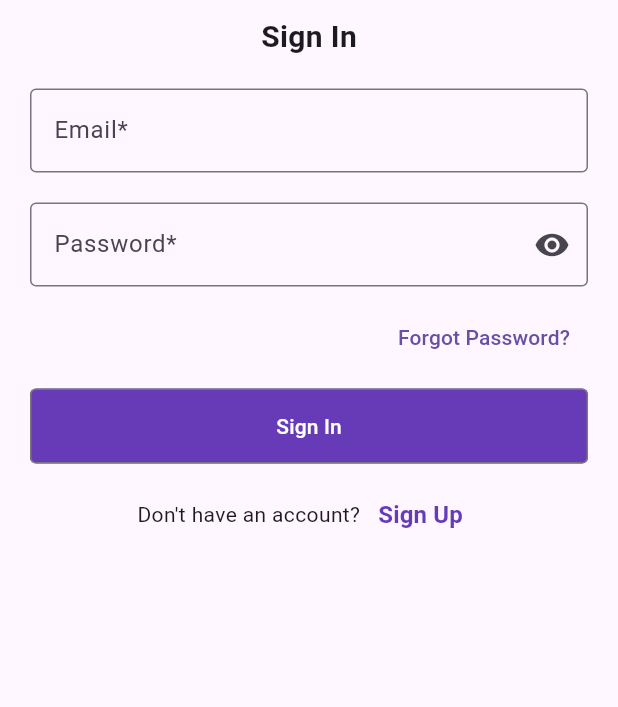
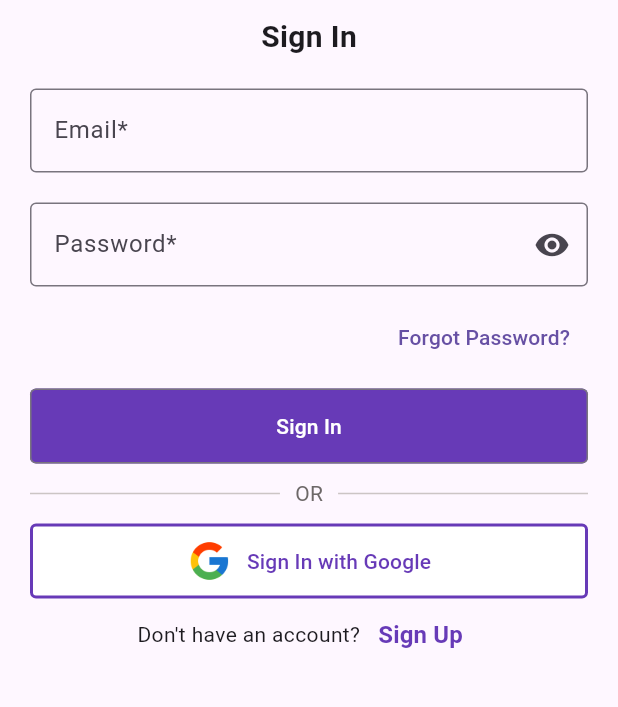
Before and after one commit to Rohan-mgr/flutter-final-project, a Flutter app: the first screen one second after launch, on a phone screen of 412 x 824 dp, the part 384-1091 px from its top. Run offline on Flutter 3.47's test engine with Material 3 defaults, Android fonts, the phone set to English and light mode, and no system bars; our stand-ins replace cloud_firestore, dio, file_picker, firebase_auth, firebase_core, firebase_storage and 7 more; missing offline and left inert: bcrypt, bootstrap_alert, external_path, mailer, otp; accounts and stored records are empty.

Commit message:
added google login

```diff
--- a/lib/screens/home_screen.dart
+++ b/lib/screens/home_screen.dart
@@ -6,6 +6,7 @@ import 'package:flutter_final_project/screens/profile_screen.dart';
 import 'package:flutter_final_project/screens/questions_screen.dart';
 import 'package:flutter_final_project/types/user.dart';
 import 'package:flutter_final_project/widgets/loader.dart';
+import 'package:google_sign_in/google_sign_in.dart';
 
 class Home extends StatefulWidget {
   final List<String>? initialBreadCrumbs;
@@ -163,6 +164,7 @@ class _HomeState extends State<Home> {
                     OutlinedButton(
                       onPressed: () async {
                         await Storage.remove('user');
+                        await GoogleSignIn().signOut();
                         Navigator.popAndPushNamed(context, "/");
                       },
                       style: OutlinedButton.styleFrom(
--- a/lib/screens/login_screen.dart
+++ b/lib/screens/login_screen.dart
@@ -17,6 +17,7 @@ class _LoginState extends State<Login> {
   bool _showPassword = false;
   String _errMsg = "";
   bool _isSubmitting = false;
+  bool _isGoogleSubmitting = false;
 
   final _formKey = GlobalKey<FormState>();
   final FirebaseAuthService _authService = FirebaseAuthService();
@@ -61,6 +62,29 @@ class _LoginState extends State<Login> {
         passwordController.clear();
         return null;
       }
+    }
+  }
+
+  void handleGoogleSignIn() async {
+    try {
+      setState(() {
+        _isGoogleSubmitting = true;
+      });
+      MyUser? user = await FirebaseAuthService().signInWithGoogle();
+      await Storage.setUser("user", user!);
+      Navigator.popAndPushNamed(context, "/home");
+
+      setState(() {
+        _isGoogleSubmitting = false;
+      });
+    } catch (error) {
+      print(error);
+      setState(() {
+        _isGoogleSubmitting = false;
+      });
+      Toastify(
+          context: context, msg: error.toString(), status: ToastStatus.error);
+      return null;
     }
   }
 
@@ -161,6 +185,54 @@ class _LoginState extends State<Login> {
                 child: _isSubmitting ? Loader() : Text('Sign In'),
               ),
               const SizedBox(height: 10.0),
+              Row(children: [
+                Expanded(
+                  child: Divider(
+                    color: Color.fromARGB(255, 204, 197, 197),
+                  ),
+                ),
+                const SizedBox(width: 10.0),
+                Text(
+                  "OR",
+                  style: TextStyle(color: Color.fromARGB(255, 109, 104, 104)),
+                ),
+                const SizedBox(width: 10.0),
+                Expanded(
+                  child: Divider(
+                    color: Color.fromARGB(255, 204, 197, 197),
+                  ),
+                ),
+              ]),
+              const SizedBox(height: 10.0),
+              OutlinedButton(
+                style: OutlinedButton.styleFrom(
+                  backgroundColor: Colors.white,
+                  foregroundColor: Colors.deepPurple,
+                  minimumSize: Size(double.infinity, 50),
+                  shape: RoundedRectangleBorder(
+                    borderRadius: BorderRadius.circular(4),
+                  ),
+                  side: BorderSide(
+                    color: Colors.deepPurple,
+                    width: 2,
+                  ),
+                ),
+                onPressed: handleGoogleSignIn,
+                child: _isGoogleSubmitting
+                    ? Loader(size: 25, color: Colors.deepPurple)
+                    : Row(
+                        mainAxisAlignment: MainAxisAlignment.center,
+                        children: [
+                          Image.asset(
+                            'assets/google-icon.png',
+                            height: 30.0,
+                            width: 30.0,
+                          ),
+                          SizedBox(width: 10.0),
+                          Text('Sign In with Google'),
+                        ],
+                      ),
+              ),
               Row(
                 mainAxisAlignment: MainAxisAlignment.center,
                 children: [
--- a/lib/screens/profile_screen.dart
+++ b/lib/screens/profile_screen.dart
@@ -11,6 +11,7 @@ import 'package:flutter_final_project/widgets/changePasswordModal.dart';
 import 'package:flutter_final_project/widgets/editNameModal.dart';
 import 'package:flutter_final_project/widgets/loader.dart';
 import 'package:flutter_final_project/widgets/popUpMenu.dart';
+import 'package:google_sign_in/google_sign_in.dart';
 
 class Profile extends StatefulWidget {
   const Profile({super.key});
@@ -232,6 +233,7 @@ class _ProfileState extends State<Profile> {
                               child: OutlinedButton(
                                 onPressed: () async {
                                   await Storage.remove('user');
+                                  await GoogleSignIn().signOut();
                                   Navigator.popAndPushNamed(context, "/");
                                 },
                                 style: OutlinedButton.styleFrom(
--- a/pubspec.yaml
+++ b/pubspec.yaml
@@ -56,6 +56,7 @@ dependencies:
   permission_handler: ^11.3.1
   external_path: ^1.0.3
   uuid: ^4.4.0
+  google_sign_in: ^6.2.1
 
 dev_dependencies:
   flutter_test:
```
Also changed, not shown: lib/services/firebase_auth_service.dart (+79 -0 lines), assets/google-icon.png (added), pubspec.lock, 2 other files.
